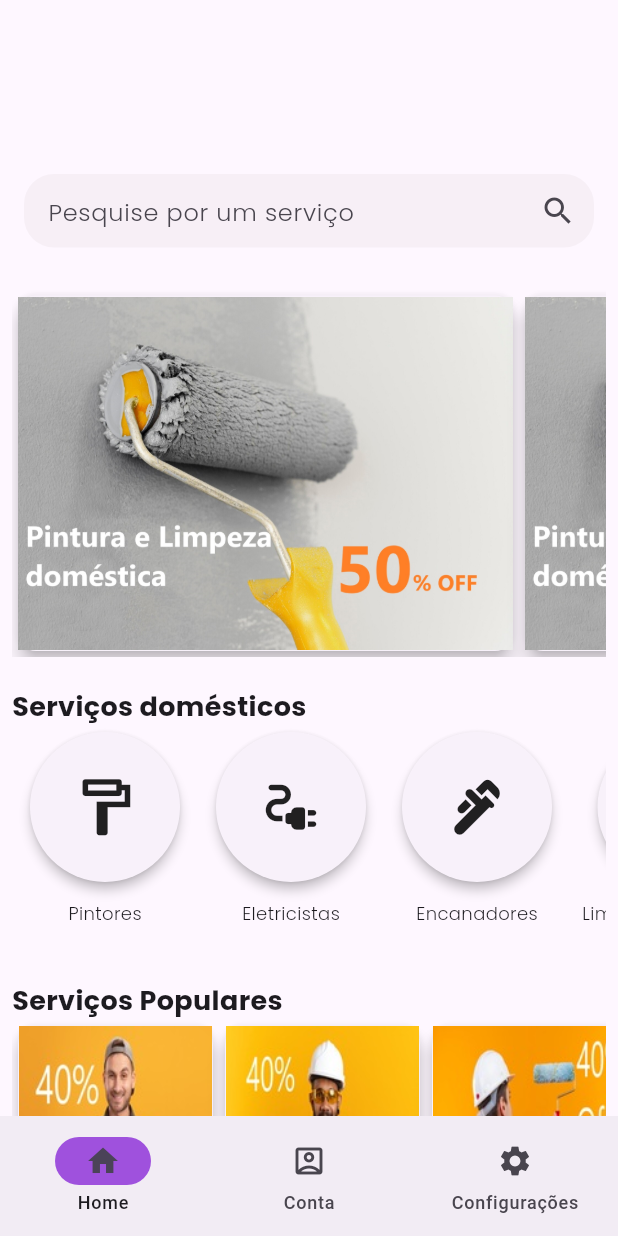
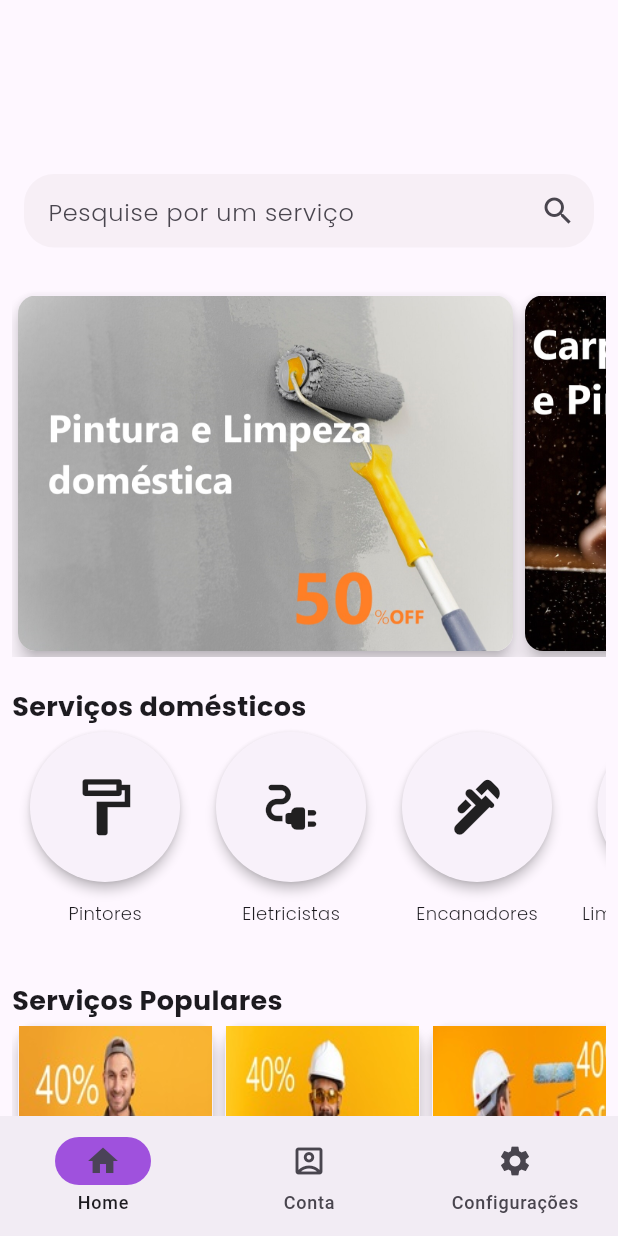
Before and after one commit to emanuelamaral/projeto_home_service, a Flutter app: the MainPageController screen opened directly, on a phone screen of 412 x 824 dp. Run offline on Flutter 3.47's test engine with Material 3 defaults, Android fonts, the phone set to English and light mode, and no system bars; our stand-ins replace flutter_onboarding_slider, fluttertoast, mask_text_input_formatter; accounts and stored records are empty.

Commit message:
Update cardImages Combo Services

```diff
--- a/lib/src/components/card/card_combos_services.dart
+++ b/lib/src/components/card/card_combos_services.dart
@@ -1,7 +1,7 @@
 import 'package:flutter/material.dart';
 
 class CardCombosServices extends StatelessWidget {
-  const CardCombosServices({super.key, required this.imagePath});
+  const CardCombosServices({Key? key, required this.imagePath});
 
   final String imagePath;
 
@@ -9,14 +9,20 @@
   Widget build(BuildContext context) {
     return Card(
       elevation: 5.0,
-      child: SizedBox(
-        width: 330.0,
-        height: 236.0,
-        child: Center(
+      shape: RoundedRectangleBorder(
+        borderRadius:
+            BorderRadius.circular(12.0), // Adicione cantos arredondados
+      ),
+      child: ClipRRect(
+        borderRadius:
+            BorderRadius.circular(12.0), // Adicione cantos arredondados
+        child: SizedBox(
+          width: 330.0,
+          height: 236.0,
           child: Image.asset(
             imagePath,
-            width: 330.0,
-            height: 350.0,
+            fit: BoxFit
+                .cover, // Garante que a imagem cubra todo o espaço disponível
           ),
         ),
       ),
--- a/lib/src/components/homePage/combos_services_card.dart
+++ b/lib/src/components/homePage/combos_services_card.dart
@@ -16,8 +16,8 @@
             scrollDirection: Axis.horizontal,
             children: const [
               CardCombosServices(imagePath: 'images/painting_wall.jpg'),
-              CardCombosServices(imagePath: 'images/painting_wall.jpg'),
-              CardCombosServices(imagePath: 'images/painting_wall.jpg'),
+              CardCombosServices(imagePath: 'images/carpenter_combo.jpg'),
+              CardCombosServices(imagePath: 'images/pest_control.jpg'),
             ],
           ),
         ),
--- a/lib/src/pages/professional/professional_choose.dart
+++ b/lib/src/pages/professional/professional_choose.dart
@@ -35,8 +35,6 @@
           availableHours.add(availabilities[i].availableHours!.elementAt(i));
         }
       }
-
-      // Não é necessário mais o setState, pois o estado é gerenciado pelo Provider
     }
 
     verifyDaysAvailable();
--- a/pubspec.yaml
+++ b/pubspec.yaml
@@ -77,6 +77,8 @@
       - images/plumber_home_service.jpg
       - images/painting_home_service.jpg
       - images/painting_wall.jpg
+      - images/carpenter_combo.jpg
+      - images/pest_control.jpg
 
   # An image asset can refer to one or more resolution-specific "variants", see
   # https://flutter.dev/assets-and-images/#resolution-aware
```
Also changed, not shown: images/carpenter_combo.jpg (added), images/painting_wall.jpg, images/pest_control.jpg (added).
